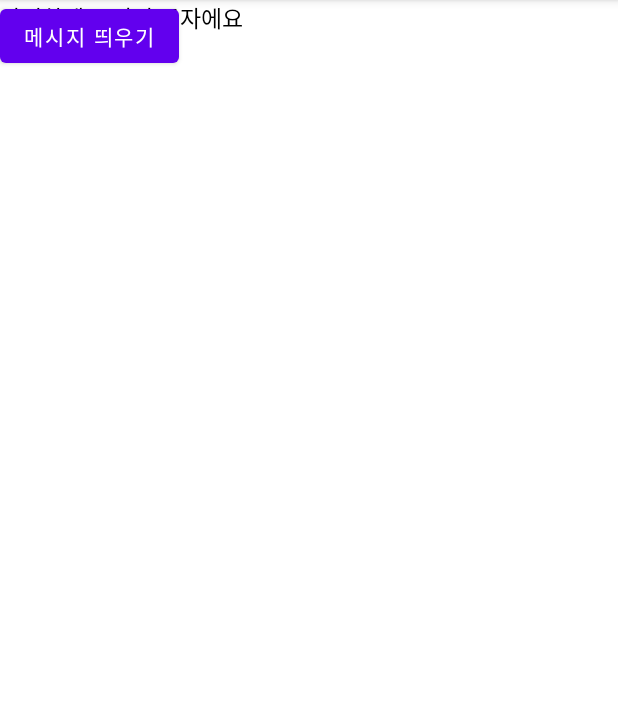
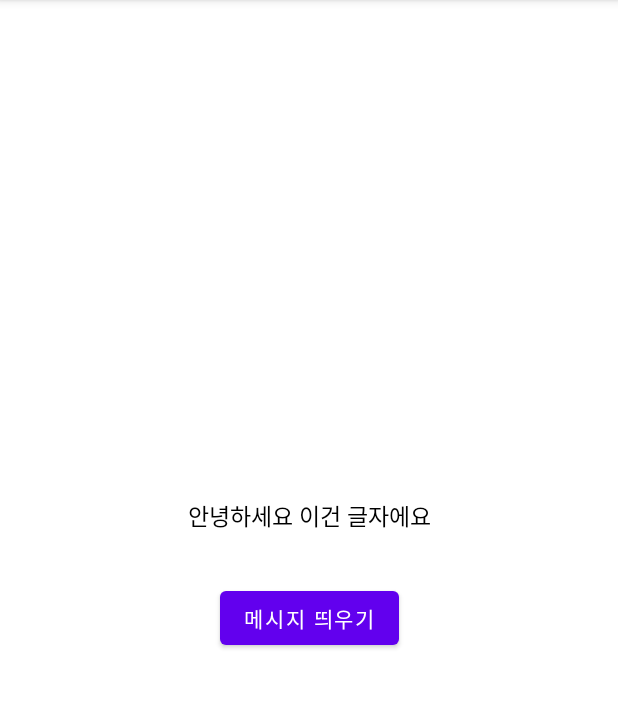
Before and after one commit to penguin-head-whale-shark/android_app, an Android app: the screen it shows after launch (MainActivity), after a tap on "메시지 띄우기", on a phone screen of 412 x 824 dp, the part 84-792 px from its top. Run offline under Robolectric (Android 15) with nearby library versions, the phone set to English and light mode, and no system bars.

Commit message:
텍스트뷰, 버튼 온클릭 설정 기초

```diff
--- a/app/src/main/java/com/example/myapplication/MainActivity.java
+++ b/app/src/main/java/com/example/myapplication/MainActivity.java
@@ -15,7 +15,8 @@ public class MainActivity extends AppCompatActivity {
         setContentView(R.layout.activity_main);
         System.out.println("실행 성공");
     }
-    public void onButton1Clicked(View v){
+    public void onButton1Clicked(View v){//context 는 환경정보를 담음
         Toast.makeText(this,"버튼이 눌렸어요",Toast.LENGTH_LONG).show();
+        System.out.println("실행 완료");
     }
 }
--- a/app/src/main/res/layout/activity_main.xml
+++ b/app/src/main/res/layout/activity_main.xml
@@ -12,17 +12,27 @@
         android:id="@+id/button"
         android:layout_width="wrap_content"
         android:layout_height="wrap_content"
+        android:layout_marginBottom="300dp"
         android:onClick="onButton1Clicked"
         android:text="메시지 띄우기"
-        app:iconTint="#CCBEBE"
-        tools:ignore="MissingConstraints"
-        tools:layout_editor_absoluteX="105dp"
-        tools:layout_editor_absoluteY="94dp" />
+        app:iconTint="@color/black"
+        app:layout_constraintBottom_toBottomOf="parent"
+        app:layout_constraintEnd_toEndOf="parent"
+        app:layout_constraintStart_toStartOf="parent"
+        app:layout_constraintTop_toBottomOf="@+id/textView"
+        tools:ignore="MissingConstraints" />
+
     <TextView
+        android:id="@+id/textView"
         android:layout_width="wrap_content"
         android:layout_height="wrap_content"
+        android:layout_marginTop="300dp"
         android:text="안녕하세요 이건 글자에요"
+        android:textColor="@color/black"
         android:textSize="15sp"
-        android:textColor="@color/black"/>
+        app:layout_constraintBottom_toTopOf="@+id/button"
+        app:layout_constraintEnd_toEndOf="parent"
+        app:layout_constraintStart_toStartOf="parent"
+        app:layout_constraintTop_toTopOf="parent" />
 
 </androidx.constraintlayout.widget.ConstraintLayout>
```
